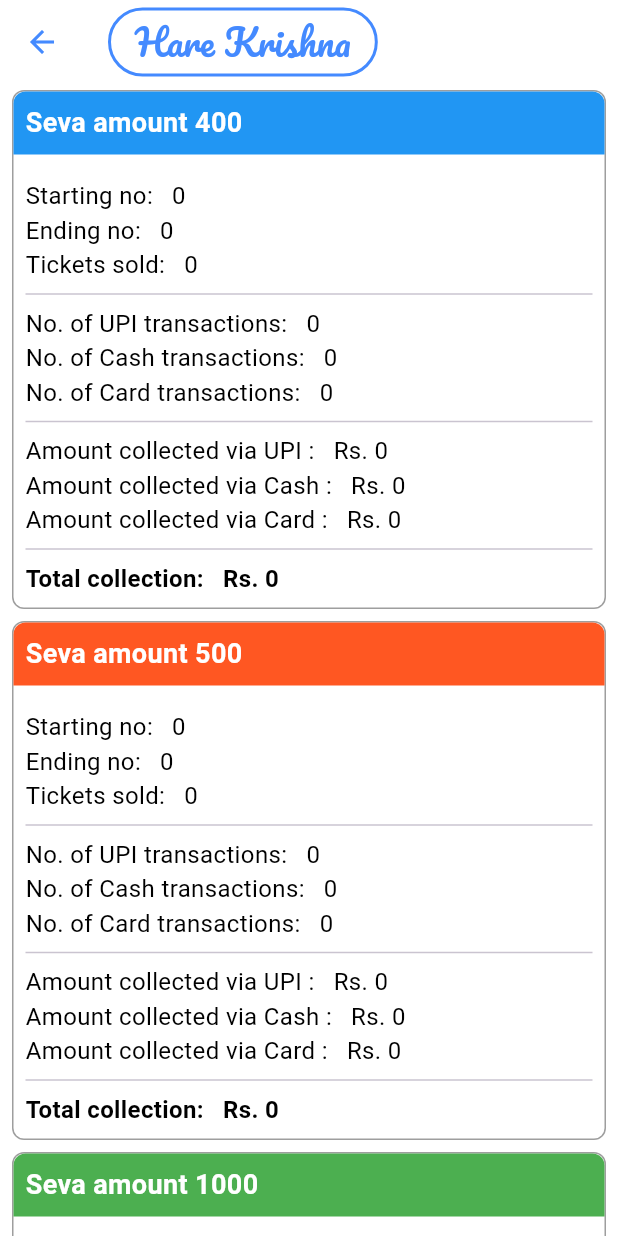
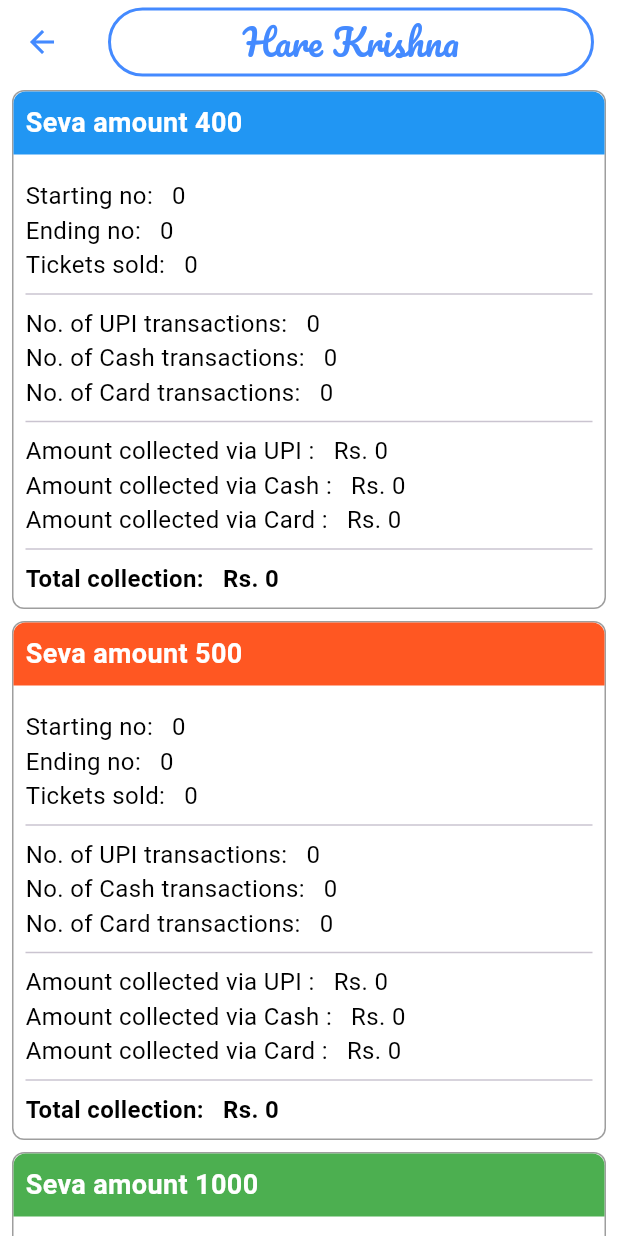
Before and after one commit to jayantadn/vkhillseva, a Flutter app: the SessionSummary screen opened directly, on a phone screen of 412 x 824 dp. Run offline on Flutter 3.47's test engine with Material 3 defaults, Android fonts, the phone set to English and light mode, and no system bars; our stand-ins replace firebase_core, firebase_database, fl_chart, fluttertoast, google_fonts, synchronized; accounts and stored records are empty.

Commit message:
refactor: update home widget reference and enhance custom app bar title layout

```diff
--- a/lib/main.dart
+++ b/lib/main.dart
@@ -36,6 +36,6 @@ class MyApp extends StatelessWidget {
   @override
   Widget build(BuildContext context) {
     return MaterialApp(
-        title: "ISKCON VK Hill Seva", theme: themeDefault, home: test);
+        title: "ISKCON VK Hill Seva", theme: themeDefault, home: home);
   }
 }
--- a/lib/widgets/common_widgets.dart
+++ b/lib/widgets/common_widgets.dart
@@ -165,12 +165,16 @@ class CommonWidgets {
 
   Widget customAppBarTitle(String title) {
     return Container(
+      width: double.infinity, // Make the container stretch horizontally
       decoration: BoxDecoration(
         border: Border.all(color: accentColor, width: 2.0),
         borderRadius: BorderRadius.circular(24),
       ),
       padding: EdgeInsets.symmetric(horizontal: 16),
-      child: Text(title),
+      child: Center(
+        // Center the text inside the box
+        child: Text(title),
+      ),
     );
   }
 }
```
